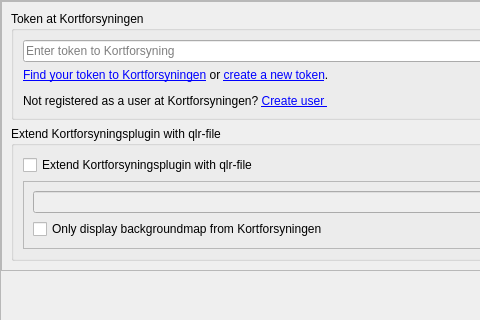
SDFIdk/Qgis_plugin_Kortforsyningen_v3, file Kortforsyningen/mysettings/settings.ui: the form before one commit; both pictures show x 0 to 480 and y 0 to 320 of the 1043 by 486 pixel window.
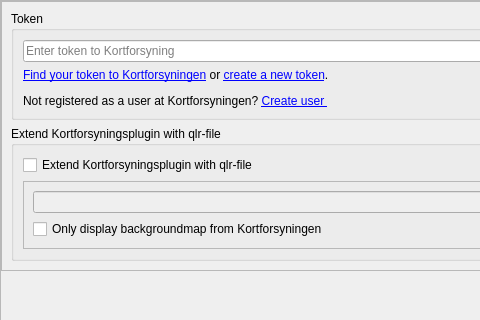
The form after the commit.

Commit message: Changed text in dialog

Diff of the .ui file:
```diff
--- a/Kortforsyningen/mysettings/settings.ui
+++ b/Kortforsyningen/mysettings/settings.ui
@@ -45,8 +45,8 @@
        <rect>
         <x>0</x>
         <y>0</y>
-        <width>1028</width>
-        <height>368</height>
+        <width>1032</width>
+        <height>254</height>
        </rect>
       </property>
       <property name="sizePolicy">
@@ -80,7 +80,7 @@
           <item>
            <widget class="QGroupBox" name="groupBox">
             <property name="title">
-             <string>Token at Kortforsyningen</string>
+             <string>Token</string>
             </property>
             <layout class="QVBoxLayout" name="verticalLayout">
              <item>
```
